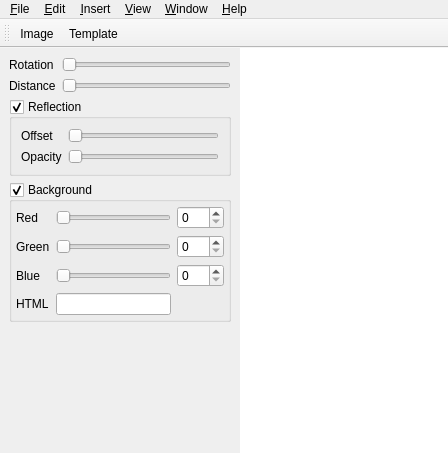
This is src/Screenie/ui/MainWindow.ui in till213/screenie as Qt 5 draws it before an edit. The edited form follows.
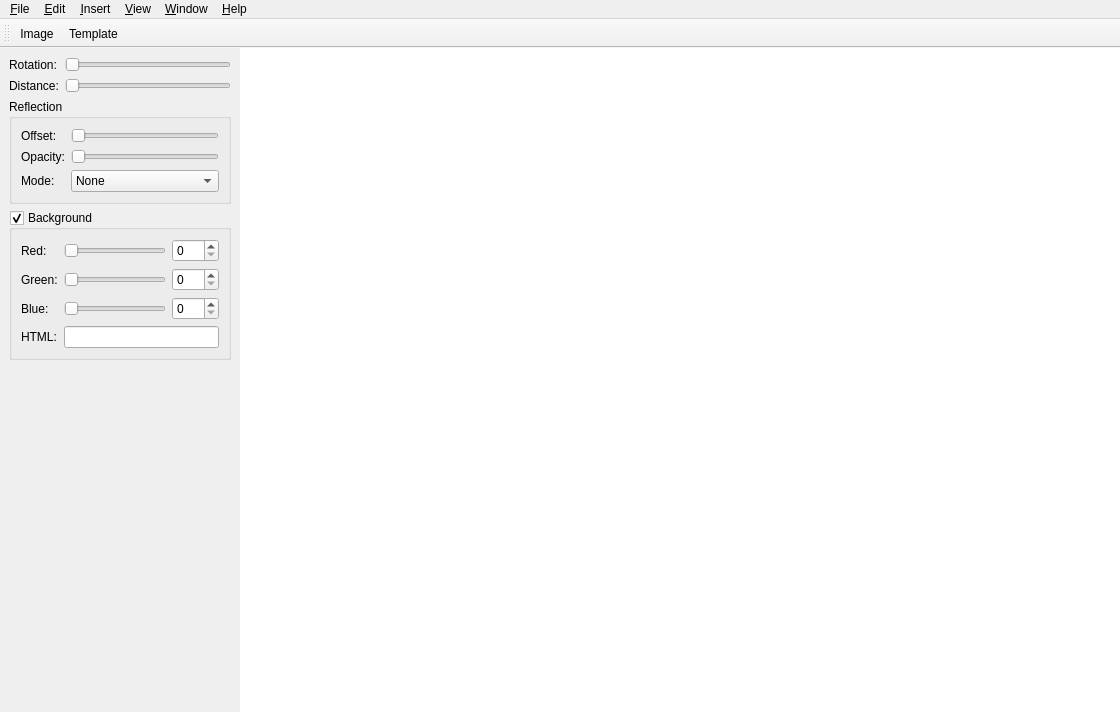
This is the edited form.

Commit message:
Implemented reflection mode control.
* Persisting reflection mode
* Changed UI labels:
* Properly disconnect from "background changed" signal when reflection
  mode is "transparent"

What changed in the file:
```diff
--- a/src/Screenie/ui/MainWindow.ui
+++ b/src/Screenie/ui/MainWindow.ui
@@ -6,8 +6,8 @@
    <rect>
     <x>0</x>
     <y>0</y>
-    <width>448</width>
-    <height>453</height>
+    <width>1120</width>
+    <height>712</height>
    </rect>
   </property>
   <property name="windowTitle">
@@ -57,35 +57,24 @@
         <height>16777215</height>
        </size>
       </property>
-      <layout class="QGridLayout" name="gridLayout_5">
-       <item row="0" column="0">
-        <layout class="QGridLayout" name="gridLayout_2">
+      <layout class="QVBoxLayout" name="verticalLayout">
+       <item>
+        <layout class="QFormLayout" name="formLayout_2">
          <item row="0" column="0">
           <widget class="QLabel" name="label">
            <property name="text">
-            <string>Rotation</string>
-           </property>
-          </widget>
-         </item>
-         <item row="1" column="0">
-          <widget class="QLabel" name="label_2">
-           <property name="text">
-            <string>Distance</string>
-           </property>
-          </widget>
-         </item>
-         <item row="1" column="1">
-          <widget class="QSlider" name="distanceSlider">
-           <property name="maximum">
-            <number>200</number>
-           </property>
-           <property name="orientation">
-            <enum>Qt::Horizontal</enum>
+            <string>Rotation:</string>
            </property>
           </widget>
          </item>
          <item row="0" column="1">
           <widget class="QSlider" name="rotationSlider">
+           <property name="minimumSize">
+            <size>
+             <width>120</width>
+             <height>0</height>
+            </size>
+           </property>
            <property name="minimum">
             <number>0</number>
            </property>
@@ -100,26 +89,52 @@
            </property>
           </widget>
          </item>
-        </layout>
-       </item>
        <item row="1" column="0">
+          <widget class="QLabel" name="label_2">
+           <property name="text">
+            <string>Distance:</string>
+           </property>
+          </widget>
+         </item>
+         <item row="1" column="1">
+          <widget class="QSlider" name="distanceSlider">
+           <property name="minimumSize">
+            <size>
+             <width>120</width>
+             <height>0</height>
+            </size>
+           </property>
+           <property name="maximum">
+            <number>200</number>
+           </property>
+           <property name="orientation">
+            <enum>Qt::Horizontal</enum>
+           </property>
+          </widget>
+         </item>
+        </layout>
+       </item>
+       <item>
         <widget class="QGroupBox" name="reflectionGroupBox">
          <property name="title">
           <string>Reflection</string>
          </property>
-         <property name="checkable">
-          <bool>true</bool>
-         </property>
-         <layout class="QGridLayout" name="gridLayout_3">
+         <layout class="QFormLayout" name="formLayout">
           <item row="0" column="0">
            <widget class="QLabel" name="label_3">
             <property name="text">
-             <string>Offset</string>
+             <string>Offset:</string>
             </property>
            </widget>
           </item>
           <item row="0" column="1">
            <widget class="QSlider" name="reflectionOffsetSlider">
+            <property name="minimumSize">
+             <size>
+              <width>120</width>
+              <height>0</height>
+             </size>
+            </property>
             <property name="minimum">
              <number>1</number>
             </property>
@@ -134,12 +149,18 @@
           <item row="1" column="0">
            <widget class="QLabel" name="label_4">
             <property name="text">
-             <string>Opacity</string>
+             <string>Opacity:</string>
             </property>
            </widget>
           </item>
           <item row="1" column="1">
            <widget class="QSlider" name="reflectionOpacitySlider">
+            <property name="minimumSize">
+             <size>
+              <width>120</width>
+              <height>0</height>
+             </size>
+            </property>
             <property name="maximum">
              <number>100</number>
             </property>
@@ -151,10 +172,36 @@
             </property>
            </widget>
           </item>
-         </layout>
-        </widget>
-       </item>
        <item row="2" column="0">
+           <widget class="QLabel" name="label_9">
+            <property name="text">
+             <string>Mode:</string>
+            </property>
+           </widget>
+          </item>
+          <item row="2" column="1">
+           <widget class="QComboBox" name="reflectionModeComboBox">
+            <item>
+             <property name="text">
+              <string>None</string>
+             </property>
+            </item>
+            <item>
+             <property name="text">
+              <string>Opaque</string>
+             </property>
+            </item>
+            <item>
+             <property name="text">
+              <string>Transparent</string>
+             </property>
+            </item>
+           </widget>
+          </item>
+         </layout>
+        </widget>
+       </item>
+       <item>
         <widget class="QGroupBox" name="backgroundColorGroupBox">
          <property name="title">
           <string>Background</string>
@@ -162,29 +209,17 @@
          <property name="checkable">
           <bool>true</bool>
          </property>
-         <layout class="QVBoxLayout" name="verticalLayout">
-          <property name="leftMargin">
-           <number>4</number>
-          </property>
-          <property name="topMargin">
-           <number>4</number>
-          </property>
-          <property name="rightMargin">
-           <number>4</number>
-          </property>
-          <property name="bottomMargin">
-           <number>4</number>
-          </property>
-          <item>
-           <layout class="QGridLayout" name="gridLayout_4">
+         <layout class="QFormLayout" name="formLayout_3">
             <item row="0" column="0">
              <widget class="QLabel" name="label_5">
               <property name="text">
-               <string>Red</string>
+             <string>Red:</string>
               </property>
              </widget>
             </item>
             <item row="0" column="1">
+           <layout class="QHBoxLayout" name="horizontalLayout">
+            <item>
              <widget class="QSlider" name="redSlider">
               <property name="maximum">
                <number>255</number>
@@ -194,21 +229,25 @@
               </property>
              </widget>
             </item>
-            <item row="0" column="2">
+            <item>
              <widget class="QSpinBox" name="redSpinBox">
               <property name="maximum">
                <number>255</number>
               </property>
              </widget>
             </item>
+           </layout>
+          </item>
             <item row="1" column="0">
              <widget class="QLabel" name="label_6">
               <property name="text">
-               <string>Green</string>
+             <string>Green:</string>
               </property>
              </widget>
             </item>
             <item row="1" column="1">
+           <layout class="QHBoxLayout" name="horizontalLayout_2">
+            <item>
              <widget class="QSlider" name="greenSlider">
               <property name="maximum">
                <number>255</number>
@@ -218,21 +257,25 @@
               </property>
              </widget>
             </item>
-            <item row="1" column="2">
+            <item>
              <widget class="QSpinBox" name="greenSpinBox">
               <property name="maximum">
                <number>255</number>
               </property>
              </widget>
             </item>
+           </layout>
+          </item>
             <item row="2" column="0">
              <widget class="QLabel" name="label_7">
               <property name="text">
-               <string>Blue</string>
+             <string>Blue:</string>
               </property>
              </widget>
             </item>
             <item row="2" column="1">
+           <layout class="QHBoxLayout" name="horizontalLayout_3">
+            <item>
              <widget class="QSlider" name="blueSlider">
               <property name="maximum">
                <number>255</number>
@@ -242,17 +285,19 @@
               </property>
              </widget>
             </item>
-            <item row="2" column="2">
+            <item>
              <widget class="QSpinBox" name="blueSpinBox">
               <property name="maximum">
                <number>255</number>
               </property>
              </widget>
             </item>
+           </layout>
+          </item>
             <item row="3" column="0">
              <widget class="QLabel" name="label_8">
               <property name="text">
-               <string>HTML</string>
+             <string>HTML:</string>
               </property>
              </widget>
             </item>
@@ -273,11 +318,9 @@
              </widget>
             </item>
            </layout>
-          </item>
-         </layout>
         </widget>
        </item>
-       <item row="3" column="0">
+       <item>
         <spacer name="verticalSpacer">
          <property name="orientation">
           <enum>Qt::Vertical</enum>
@@ -300,7 +343,7 @@
     <rect>
      <x>0</x>
      <y>0</y>
-     <width>448</width>
+     <width>1120</width>
      <height>22</height>
     </rect>
    </property>
```
Lines whose indentation alone changed are shown as unchanged. The commit also changes 21 other files.
